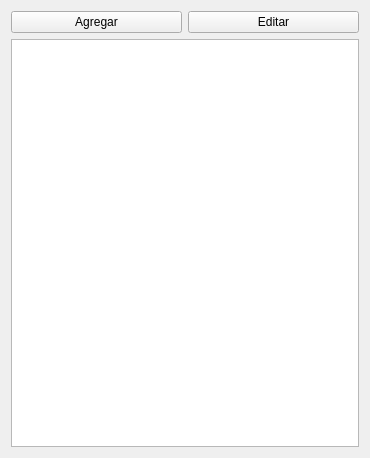
The window that form.ui (adnksharp/pySide6-contacts) describes before a commit, drawn with Qt 5.
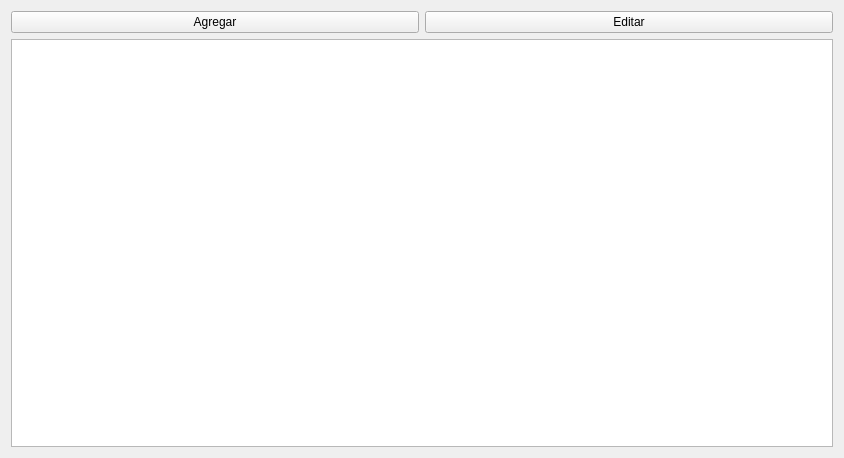
The same window after the commit. Icons and pictures are not drawn.

Diff of the .ui file:
```diff
--- a/form.ui
+++ b/form.ui
@@ -6,7 +6,7 @@
    <rect>
     <x>0</x>
     <y>0</y>
-    <width>370</width>
+    <width>844</width>
     <height>458</height>
    </rect>
   </property>
```
